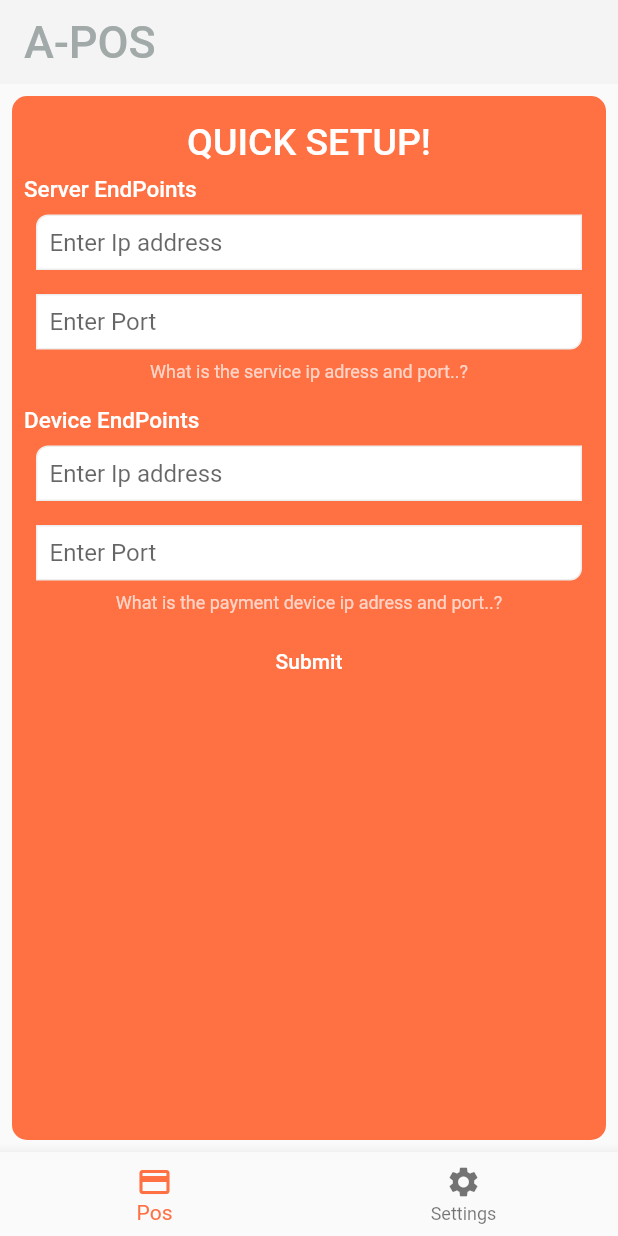
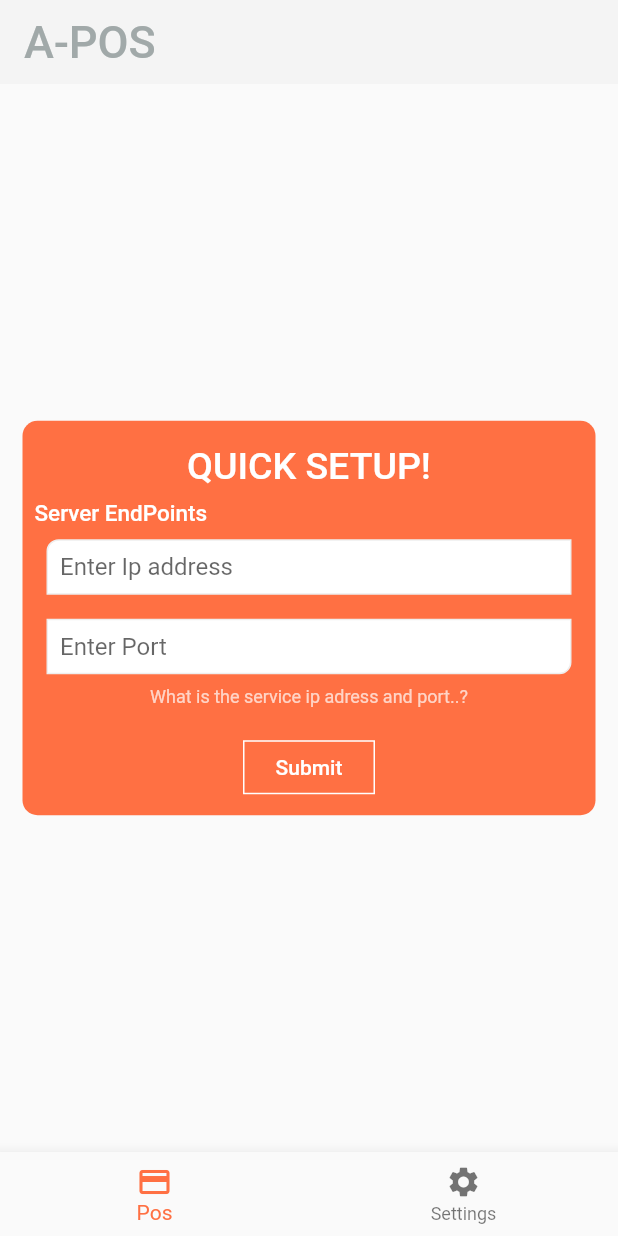
Before and after one commit to pranavkapoorr/I-Pos, a Flutter app: the screen it shows after launch, on a phone screen of 412 x 824 dp. Run offline on Flutter 3.47's test engine with Material 2 defaults, Android fonts, the phone set to English and light mode, and no system bars; our stand-ins replace shared_preferences.

Commit message:
startpopup ui

```diff
--- a/lib/views/mpos_home.dart
+++ b/lib/views/mpos_home.dart
@@ -29,7 +29,7 @@ class _MposHomeState extends State<MposHome>{
         appBar: new AppBar(
           elevation: 0.0,
         title: new Text("A-POS",style: new TextStyle(fontSize:30.0,color: Theme.of(context).accentColor),),),
-      body: (sIp != null && sPort != null && pIp !=null && pPort!=null)?_children[_currentIndex]:setUp(),
+      body: (sIp != null && sPort != null)?_children[_currentIndex]:setUp(),
       bottomNavigationBar: BottomNavigationBar(onTap: onTabTapped,
         currentIndex: _currentIndex,
         items: [
@@ -42,13 +42,15 @@ class _MposHomeState extends State<MposHome>{
   }
   Widget setUp()=>new Container(
       child: Padding(
-          padding: const EdgeInsets.all(8.0),
+          padding: const EdgeInsets.all(15.0),
+          child: Center(
             child: Container(
                 decoration: BoxDecoration(
                     color: Colors.deepOrange.shade400,
                     borderRadius: BorderRadius.circular(10.0)
                 ),
-              child: new ListView(
+                child: new Column(
+                    mainAxisSize: MainAxisSize.min,
                     children: <Widget>[
                       Padding(
                         padding: const EdgeInsets.all(8.0),
@@ -89,40 +91,11 @@ class _MposHomeState extends State<MposHome>{
                       ),
                       Padding(
                         padding: const EdgeInsets.all(8.0),
-                      child: Column(
-                        children: <Widget>[
-                          Align(alignment: Alignment.topLeft,child: Text("Device EndPoints",style: TextStyle(color:Colors.white,fontSize: 15.0,fontWeight: FontWeight.w500),)),
-                          Padding(
-                            padding: const EdgeInsets.all(8.0),
-                            child: Container(
-                                padding: EdgeInsets.all(8.0),
-                                decoration: BoxDecoration(
-                                    color: Colors.white,
-                                    border: Border.all(color: Colors.grey.shade200),
-                                    borderRadius: BorderRadius.only(topLeft: Radius.circular(8.0))
-                                ),
-                                child: TextField(decoration: InputDecoration.collapsed(hintText: "Enter Ip address"),controller:null,)
-                            ),
-                          ),
-                          Padding(
-                            padding: const EdgeInsets.all(8.0),
-                            child: Container(
-                                padding: EdgeInsets.all(8.0),
-                                decoration: BoxDecoration(
-                                    color: Colors.white,
-                                    border: Border.all(color: Colors.grey.shade200),
-                                    borderRadius: BorderRadius.only(bottomRight: Radius.circular(8.0))
-                                ),
-                                child: TextField(decoration: InputDecoration.collapsed(hintText: "Enter Port"),controller: null,)
-                            ),
-                          ),
-                          Text("What is the payment device ip adress and port..?",style: TextStyle(color: Colors.white70,fontSize: 12.0),)
-                        ],
-                      ),
-                    ),
-                    Align(alignment: Alignment.center,child: FlatButton(textColor: Colors.white,onPressed: (){}, child: Text('Submit')),)
+                        child: Align(alignment: Alignment.center,child: FlatButton(shape: Border.all(color: Colors.white),splashColor: Colors.white,textColor: Colors.white,onPressed: (){}, child: Text('Submit')),),
+                      )
                     ]
-              ))
+                )),
+          )
       )
   );
 
```
Lines whose indentation alone changed are shown as unchanged.
